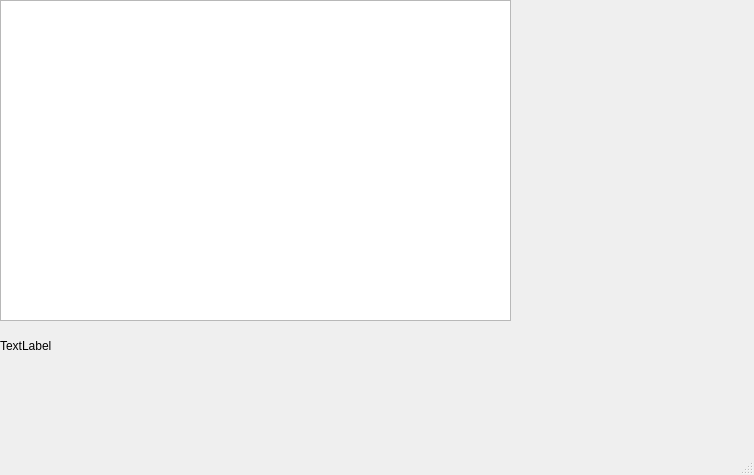
First picture: the form in untitled.ui, repository leemiyinghao/Text-Fix, before the edit.
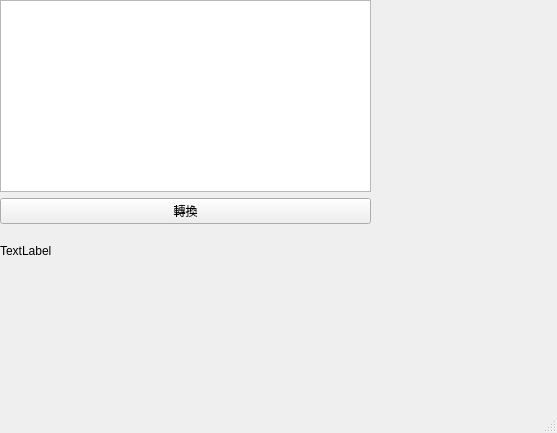
Second picture: the form after the edit.

```diff
--- a/untitled.ui
+++ b/untitled.ui
@@ -6,36 +6,60 @@
    <rect>
     <x>0</x>
     <y>0</y>
-    <width>754</width>
-    <height>475</height>
+    <width>557</width>
+    <height>433</height>
    </rect>
   </property>
   <property name="windowTitle">
    <string>MainWindow</string>
   </property>
   <widget class="QWidget" name="centralwidget">
-   <widget class="QLabel" name="label">
-    <property name="geometry">
-     <rect>
-      <x>0</x>
-      <y>330</y>
-      <width>511</width>
-      <height>31</height>
-     </rect>
-    </property>
-    <property name="text">
-     <string>TextLabel</string>
-    </property>
-   </widget>
-   <widget class="QTextEdit" name="textEdit">
+   <property name="sizePolicy">
+    <sizepolicy hsizetype="Maximum" vsizetype="Maximum">
+     <horstretch>0</horstretch>
+     <verstretch>0</verstretch>
+    </sizepolicy>
+   </property>
+   <widget class="QWidget" name="verticalLayoutWidget">
     <property name="geometry">
      <rect>
       <x>0</x>
       <y>0</y>
-      <width>511</width>
-      <height>321</height>
+      <width>371</width>
+      <height>271</height>
      </rect>
     </property>
+    <layout class="QVBoxLayout" name="verticalLayout">
+     <property name="spacing">
+      <number>6</number>
+     </property>
+     <property name="sizeConstraint">
+      <enum>QLayout::SetNoConstraint</enum>
+     </property>
+     <item>
+      <widget class="QTextEdit" name="textEdit"/>
+     </item>
+     <item>
+      <widget class="QPushButton" name="pushButton">
+       <property name="text">
+        <string>轉換</string>
+       </property>
+      </widget>
+     </item>
+     <item>
+      <widget class="QLabel" name="label">
+       <property name="sizePolicy">
+        <sizepolicy hsizetype="Preferred" vsizetype="Expanding">
+         <horstretch>0</horstretch>
+         <verstretch>0</verstretch>
+        </sizepolicy>
+       </property>
+       <property name="text">
+        <string>TextLabel</string>
+       </property>
+      </widget>
+     </item>
+    </layout>
    </widget>
   </widget>
   <widget class="QMenuBar" name="menubar">
```
Left out of the diff: 2 changed lines with no effect on the pictures.
